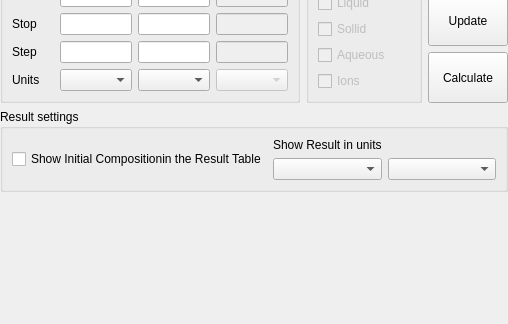
Qt form src/calculationparameters.ui (alexonemore/atc) before a commit; both pictures show x 0 to 508 and y 287 to 611 of the 508 by 611 pixel window.
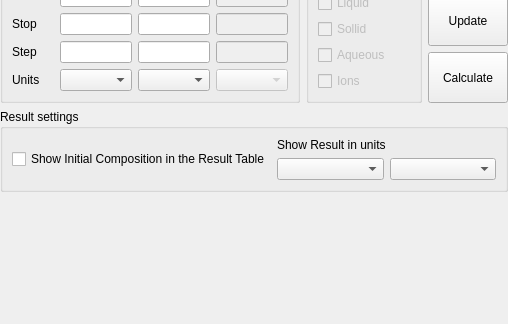
The same form after that commit. Custom widgets are drawn as their Qt base class.

```diff
--- a/src/calculationparameters.ui
+++ b/src/calculationparameters.ui
@@ -553,7 +553,7 @@
         <item row="0" column="0" rowspan="2">
          <widget class="QCheckBox" name="show_initial_in_result">
           <property name="text">
-           <string>Show Initial Compositionin the Result Table</string>
+           <string>Show Initial Composition in the Result Table</string>
           </property>
          </widget>
         </item>
```
